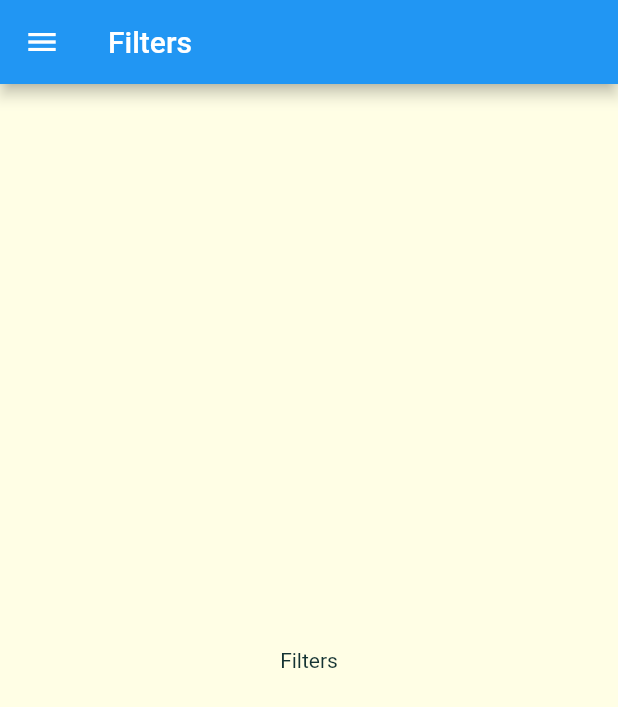
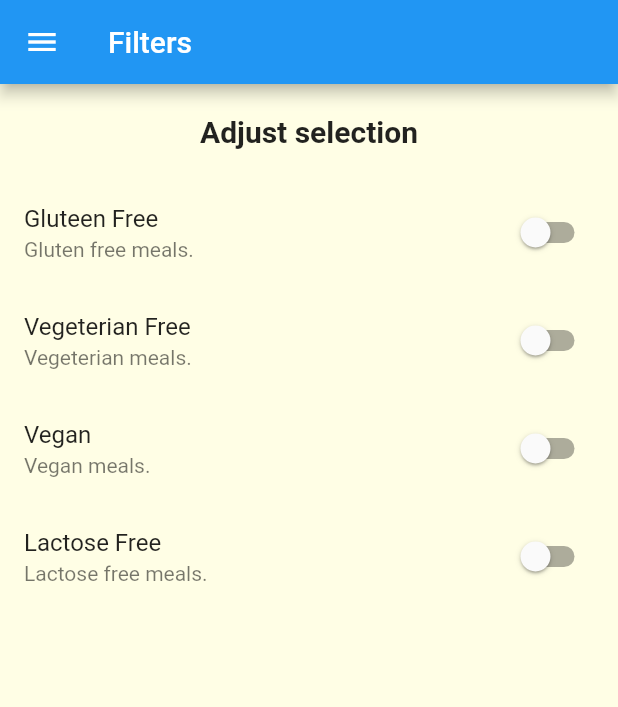
Before and after one commit to IshraqAhmad/meals, a Flutter app: the FiltersScreen screen opened by its route, on a phone screen of 412 x 824 dp. Shown: the top 707 px of the screen. Run offline on Flutter 3.47's test engine with Material 2 defaults, Android fonts, the phone set to English and light mode, and no system bars; Roboto replaces fonts that are missing (Raleway, RobotoCondensed).

Commit message:
Filters screen.

```diff
--- a/lib/screens/filters_screen.dart
+++ b/lib/screens/filters_screen.dart
@@ -1,8 +1,28 @@
 import 'package:flutter/material.dart';
 import '../widgets/main_drawer.dart';
 
-class FiltersScreen extends StatelessWidget {
+class FiltersScreen extends StatefulWidget {
   static const routeName = '/filters';
+
+  @override
+  _FiltersScreenState createState() => _FiltersScreenState();
+}
+
+class _FiltersScreenState extends State<FiltersScreen> {
+  var _glutenFree = false;
+  var _vegeterianFree = false;
+  var _vegan = false;
+  var _lactoseFree = false;
+
+  Widget _buildListTileView(
+      String title, String subTitle, bool currentValue, Function updateValue) {
+    return SwitchListTile(
+      title: Text(title),
+      subtitle: Text(subTitle),
+      value: currentValue,
+      onChanged: updateValue,
+    );
+  }
 
   @override
   Widget build(BuildContext context) {
@@ -11,8 +31,47 @@ class FiltersScreen extends StatelessWidget {
         title: Text('Filters'),
       ),
       drawer: MainDrawer(),
-      body: Center(
-        child: Text('Filters'),
+      body: Column(
+        children: <Widget>[
+          Container(
+            child: Text(
+              'Adjust selection',
+              style: Theme.of(context).textTheme.headline6,
+            ),
+            padding: EdgeInsets.all(20),
+          ),
+          Expanded(
+            child: ListView(
+              children: <Widget>[
+                _buildListTileView(
+                    'Gluteen Free', 'Gluten free meals.', _glutenFree, (value) {
+                  setState(() {
+                    _glutenFree = value;
+                  });
+                }),
+                _buildListTileView(
+                    'Vegeterian Free', 'Vegeterian meals.', _vegeterianFree,
+                    (value) {
+                  setState(() {
+                    _vegeterianFree = value;
+                  });
+                }),
+                _buildListTileView('Vegan', 'Vegan meals.', _vegan, (value) {
+                  setState(() {
+                    _vegan = value;
+                  });
+                }),
+                _buildListTileView(
+                    'Lactose Free', 'Lactose free meals.', _lactoseFree,
+                    (value) {
+                  setState(() {
+                    _lactoseFree = value;
+                  });
+                }),
+              ],
+            ),
+          ),
+        ],
       ),
     );
   }
```
